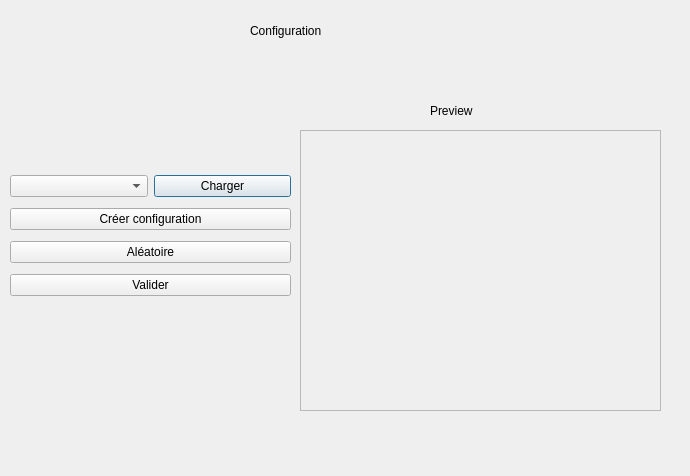
lmabille/LO21---Printemps-2021---Projet-Cellulut, file fenetreconfiguration.ui: the form before one commit.
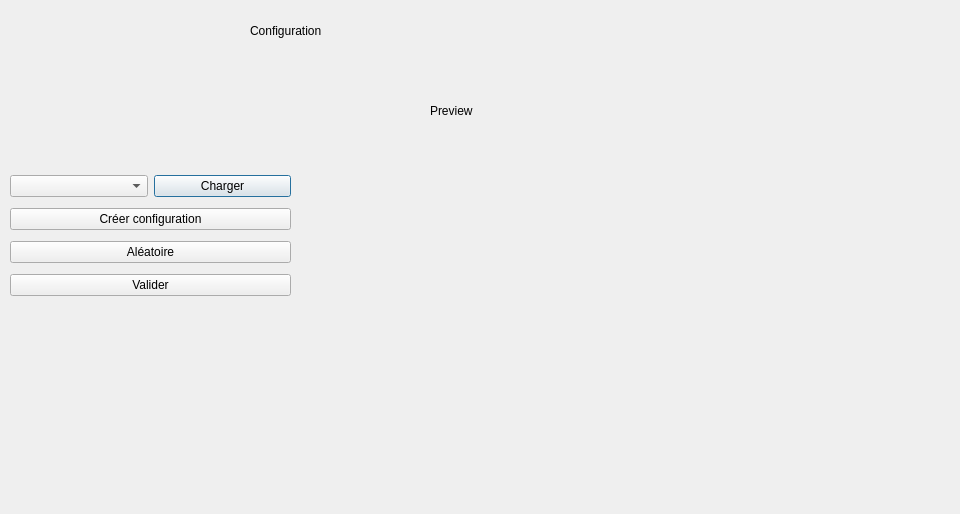
The form after the commit.

Diff of the .ui file:
```diff
--- a/fenetreconfiguration.ui
+++ b/fenetreconfiguration.ui
@@ -6,8 +6,8 @@
    <rect>
     <x>0</x>
     <y>0</y>
-    <width>690</width>
-    <height>476</height>
+    <width>960</width>
+    <height>514</height>
    </rect>
   </property>
   <property name="windowTitle">
@@ -60,22 +60,6 @@
     </item>
    </layout>
   </widget>
-  <widget class="QFrame" name="frame">
-   <property name="geometry">
-    <rect>
-     <x>300</x>
-     <y>130</y>
-     <width>361</width>
-     <height>281</height>
-    </rect>
-   </property>
-   <property name="frameShape">
-    <enum>QFrame::StyledPanel</enum>
-   </property>
-   <property name="frameShadow">
-    <enum>QFrame::Raised</enum>
-   </property>
-  </widget>
   <widget class="QLabel" name="label">
    <property name="geometry">
     <rect>
@@ -108,6 +92,17 @@
     <string>Preview</string>
    </property>
   </widget>
+  <widget class="QWidget" name="verticalLayoutWidget_2">
+   <property name="geometry">
+    <rect>
+     <x>340</x>
+     <y>160</y>
+     <width>571</width>
+     <height>331</height>
+    </rect>
+   </property>
+   <layout class="QVBoxLayout" name="LayoutPreview"/>
+  </widget>
  </widget>
  <resources/>
  <connections/>
```
